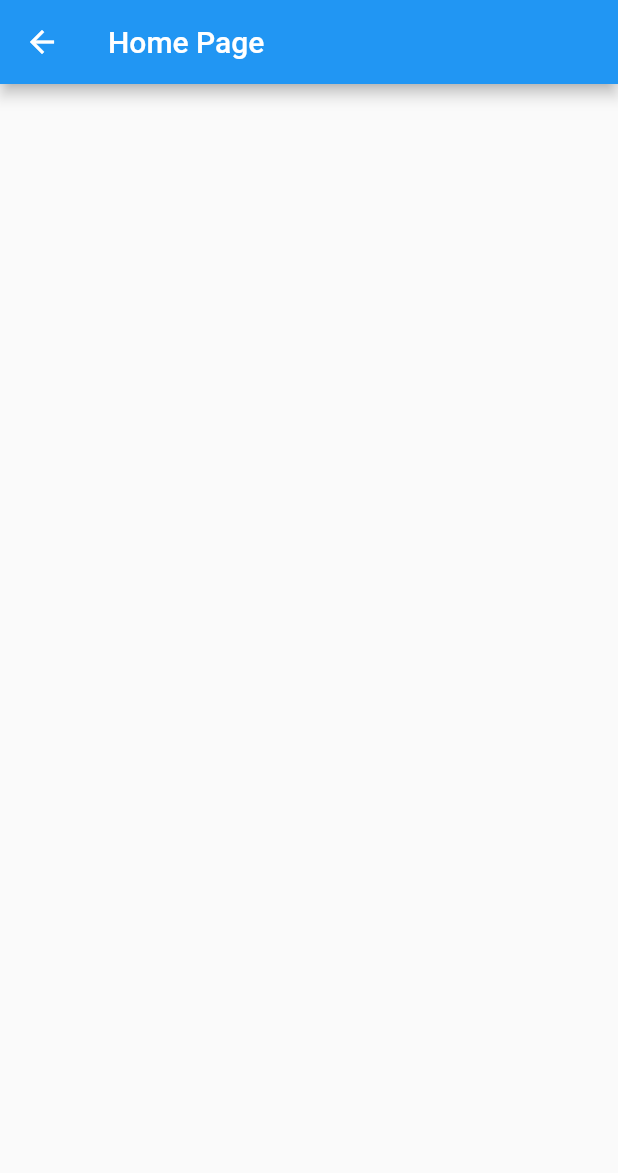
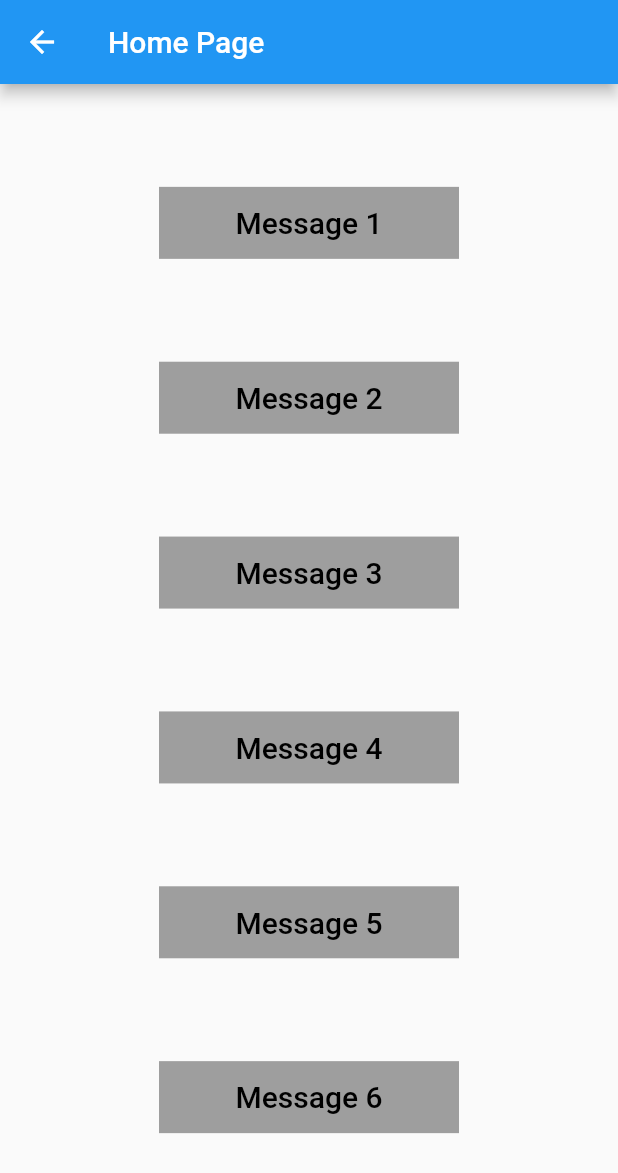
Before and after one commit to mattpake/slackapp, a Flutter app: the screen it shows after launch, after a tap on "Person name", on a phone screen of 412 x 824 dp. Shown: the top 1173 px of the screen. Run offline on Flutter 3.47's test engine with Material 2 defaults, Android fonts, the phone set to English and light mode, and no system bars; our stand-ins replace anim_search_bar.

Commit message:
different messages

```diff
--- a/lib/screens/person_screen.dart
+++ b/lib/screens/person_screen.dart
@@ -14,7 +14,79 @@ class PersonScreen extends StatelessWidget {
       appBar: AppBar(
         title: Text(args.title),
       ),
-      body: Container(),
+      body: Center(
+        child: Column(
+          mainAxisAlignment: MainAxisAlignment.spaceEvenly,
+          children: [
+            Container(
+              width: 200,
+              color: Colors.grey,
+              child: TextButton(
+                onPressed: () {},
+                child: const Text(
+                  'Message 1',
+                  style: TextStyle(fontSize: 20, color: Colors.black),
+                ),
+              ),
+            ),
+            Container(
+              width: 200,
+              color: Colors.grey,
+              child: TextButton(
+                onPressed: () {},
+                child: const Text(
+                  'Message 2',
+                  style: TextStyle(fontSize: 20, color: Colors.black),
+                ),
+              ),
+            ),
+            Container(
+              width: 200,
+              color: Colors.grey,
+              child: TextButton(
+                onPressed: () {},
+                child: const Text(
+                  'Message 3',
+                  style: TextStyle(fontSize: 20, color: Colors.black),
+                ),
+              ),
+            ),
+            Container(
+              width: 200,
+              color: Colors.grey,
+              child: TextButton(
+                onPressed: () {},
+                child: const Text(
+                  'Message 4',
+                  style: TextStyle(fontSize: 20, color: Colors.black),
+                ),
+              ),
+            ),
+            Container(
+              width: 200,
+              color: Colors.grey,
+              child: TextButton(
+                onPressed: () {},
+                child: const Text(
+                  'Message 5',
+                  style: TextStyle(fontSize: 20, color: Colors.black),
+                ),
+              ),
+            ),
+            Container(
+              width: 200,
+              color: Colors.grey,
+              child: TextButton(
+                onPressed: () {},
+                child: const Text(
+                  'Message 6',
+                  style: TextStyle(fontSize: 20, color: Colors.black),
+                ),
+              ),
+            ),
+          ],
+        ),
+      ),
     );
   }
 }
--- a/pubspec.yaml
+++ b/pubspec.yaml
@@ -30,6 +30,7 @@ dependencies:
   flutter:
     sdk: flutter
   anim_search_bar: ^2.0.2
+  http: ^0.13.4
 
 
 
```
